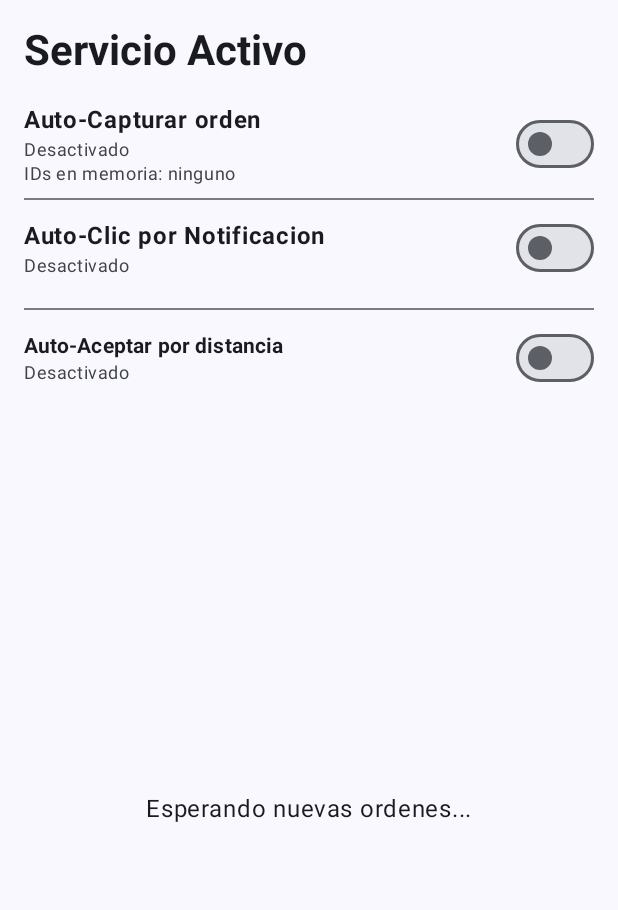
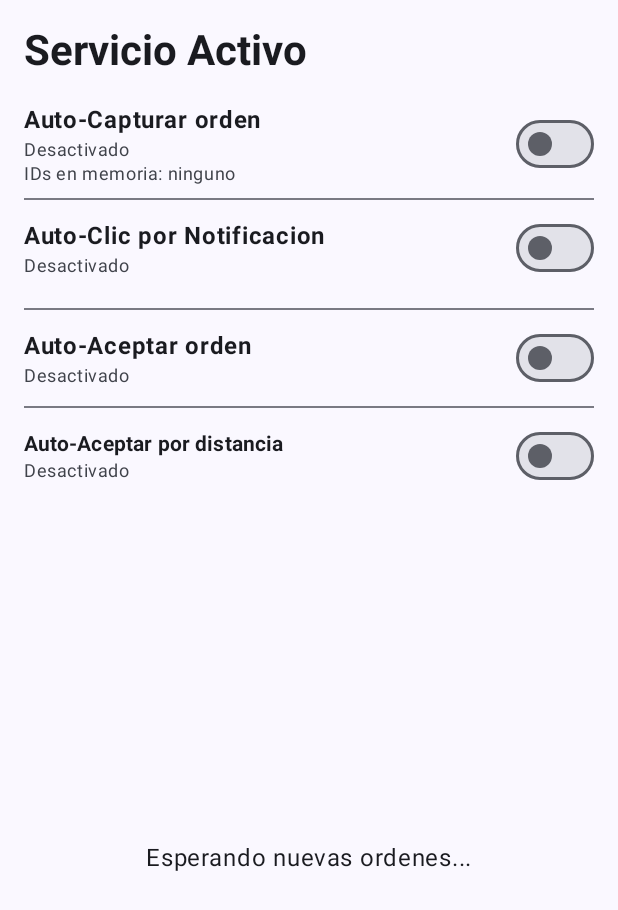
Before and after one commit to JamerWolf/projectAcc, an Android app built with Jetpack Compose: the composable PicapContent shown on its own in the app's theme, on a phone screen of 412 x 824 dp. Shown: the top 910 px of the screen. Run offline under Robolectric (Android 15) with nearby library versions, the light colour scheme and no system bars.

Commit message:
feat: switch Auto-Aceptar orden para Picap (default OFF)

```diff
--- a/app/build.gradle.kts
+++ b/app/build.gradle.kts
@@ -15,8 +15,8 @@ android {
         applicationId = "com.example.projectacc"
         minSdk = 24
         targetSdk = 36
-        versionCode = 31
-        versionName = "0.3.16"
+        versionCode = 32
+        versionName = "0.3.17"
 
         testInstrumentationRunner = "androidx.test.runner.AndroidJUnitRunner"
     }
--- a/app/src/main/java/com/example/projectacc/MainActivity.kt
+++ b/app/src/main/java/com/example/projectacc/MainActivity.kt
@@ -394,6 +394,7 @@ fun PicapContent(
     val scannedServiceIds by OrderStateManager.scannedServiceIds.collectAsState()
     val autoAcceptMaxKm by OrderStateManager.autoAcceptMaxKm.collectAsState()
     val isAutoAcceptByKmEnabled by OrderStateManager.isAutoAcceptByKmEnabled.collectAsState()
+    val isPicapAutoAcceptEnabled by OrderStateManager.isPicapAutoAcceptEnabled.collectAsState()
 
     Column(
         modifier = Modifier
@@ -473,6 +474,30 @@ fun PicapContent(
         Divider()
         Spacer(modifier = Modifier.height(8.dp))
 
+        // Switch de Auto-Aceptar Picap
+        Row(
+            verticalAlignment = Alignment.CenterVertically,
+            modifier = Modifier.fillMaxWidth()
+        ) {
+            Column(modifier = Modifier.weight(1f)) {
+                Text(
+                    text = "Auto-Aceptar orden",
+                    fontWeight = FontWeight.Bold
+                )
+                Text(
+                    text = if (isPicapAutoAcceptEnabled) "Buscando ordenes para aceptar..." else "Desactivado",
+                    style = MaterialTheme.typography.bodySmall,
+                    color = MaterialTheme.colorScheme.onSurfaceVariant
+                )
+            }
+            Switch(
+                checked = isPicapAutoAcceptEnabled,
+                onCheckedChange = { OrderStateManager.setPicapAutoAcceptEnabled(it) }
+            )
+        }
+
+        Divider(modifier = Modifier.padding(vertical = 8.dp))
+
         // Switch de Auto-Aceptar por distancia
         Row(
             modifier = Modifier.fillMaxWidth(),
--- a/app/src/main/java/com/example/projectacc/MyAccessibilityService.kt
+++ b/app/src/main/java/com/example/projectacc/MyAccessibilityService.kt
@@ -155,7 +155,7 @@ class MyAccessibilityService : AccessibilityService() {
         val order = parseOrder(nodesContent)
 
         // --- AUTO-ACCEPT: Evaluar siempre que haya ID, sin importar si es la misma orden ---
-        if (order.id.isNotEmpty() && shouldAutoAccept(order)) {
+        if (OrderStateManager.isPicapAutoAcceptEnabled.value && order.id.isNotEmpty() && shouldAutoAccept(order)) {
             val now = System.currentTimeMillis()
             if (now - lastClickTime >= CLICK_COOLDOWN_MS) {
                 Log.d(TAG, "AUTO-ACCEPT: Orden califica para auto-acept. Buscando botón...")
```
Also changed, not shown: app/src/main/java/com/example/projectacc/OrderStateManager.kt (+11 -0 lines).
